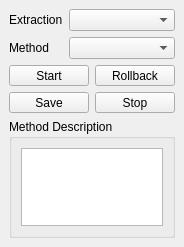
chenguanzhou/CDTStudio, file CDTStudio/cdtextractiondockwidget.ui: the form before one commit.
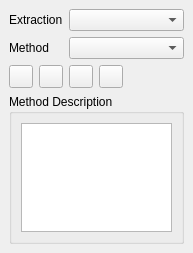
The form after the commit.

Diff of the .ui file:
```diff
--- a/CDTStudio/cdtextractiondockwidget.ui
+++ b/CDTStudio/cdtextractiondockwidget.ui
@@ -6,10 +6,13 @@
    <rect>
     <x>0</x>
     <y>0</y>
-    <width>184</width>
-    <height>247</height>
+    <width>193</width>
+    <height>253</height>
    </rect>
   </property>
+  <property name="styleSheet">
+   <string notr="true"/>
+  </property>
   <property name="allowedAreas">
    <set>Qt::NoDockWidgetArea</set>
   </property>
@@ -57,59 +60,48 @@
      </layout>
     </item>
     <item>
-     <layout class="QGridLayout" name="gridLayout_2">
-      <item row="0" column="0">
+     <layout class="QHBoxLayout" name="horizontalLayout">
+      <item>
        <widget class="QToolButton" name="toolButtonStart">
-        <property name="sizePolicy">
-         <sizepolicy hsizetype="Preferred" vsizetype="Expanding">
-          <horstretch>0</horstretch>
-          <verstretch>0</verstretch>
-         </sizepolicy>
-        </property>
-        <property name="text">
-         <string>Start</string>
+        <property name="toolButtonStyle">
+         <enum>Qt::ToolButtonIconOnly</enum>
         </property>
        </widget>
       </item>
-      <item row="0" column="1">
+      <item>
        <widget class="QToolButton" name="toolButtonRollback">
-        <property name="sizePolicy">
-         <sizepolicy hsizetype="Preferred" vsizetype="Expanding">
-          <horstretch>0</horstretch>
-          <verstretch>0</verstretch>
-         </sizepolicy>
-        </property>
-        <property name="text">
-         <string>Rollback</string>
+        <property name="toolButtonStyle">
+         <enum>Qt::ToolButtonIconOnly</enum>
         </property>
        </widget>
       </item>
-      <item row="1" column="0">
+      <item>
        <widget class="QToolButton" name="toolButtonSave">
-        <property name="sizePolicy">
-         <sizepolicy hsizetype="Preferred" vsizetype="Expanding">
-          <horstretch>0</horstretch>
-          <verstretch>0</verstretch>
-         </sizepolicy>
-        </property>
-        <property name="text">
-         <string>Save</string>
+        <property name="toolButtonStyle">
+         <enum>Qt::ToolButtonIconOnly</enum>
         </property>
        </widget>
       </item>
-      <item row="1" column="1">
+      <item>
        <widget class="QToolButton" name="toolButtonStop">
-        <property name="sizePolicy">
-         <sizepolicy hsizetype="Preferred" vsizetype="Expanding">
-          <horstretch>0</horstretch>
-          <verstretch>0</verstretch>
-         </sizepolicy>
-        </property>
-        <property name="text">
-         <string>Stop</string>
+        <property name="toolButtonStyle">
+         <enum>Qt::ToolButtonIconOnly</enum>
         </property>
        </widget>
       </item>
+      <item>
+       <spacer name="horizontalSpacer">
+        <property name="orientation">
+         <enum>Qt::Horizontal</enum>
+        </property>
+        <property name="sizeHint" stdset="0">
+         <size>
+          <width>40</width>
+          <height>20</height>
+         </size>
+        </property>
+       </spacer>
+      </item>
      </layout>
     </item>
     <item>
@@ -124,6 +116,19 @@
       </layout>
      </widget>
     </item>
+    <item>
+     <spacer name="verticalSpacer">
+      <property name="orientation">
+       <enum>Qt::Vertical</enum>
+      </property>
+      <property name="sizeHint" stdset="0">
+       <size>
+        <width>20</width>
+        <height>40</height>
+       </size>
+      </property>
+     </spacer>
+    </item>
    </layout>
   </widget>
  </widget>
```
